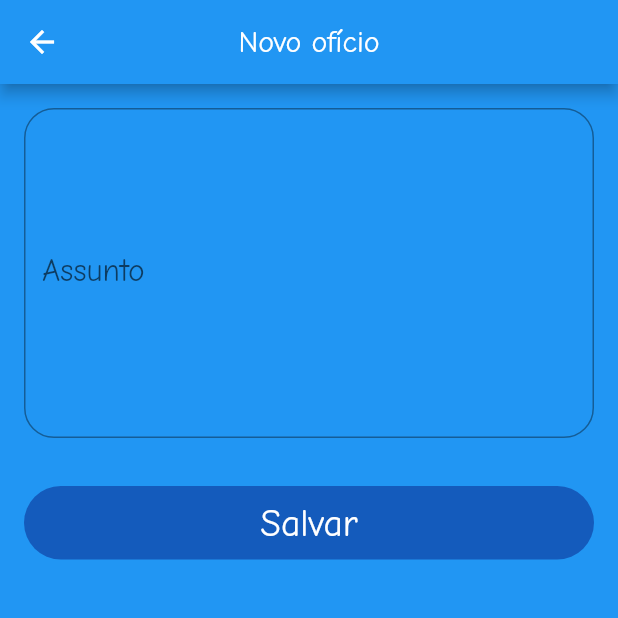
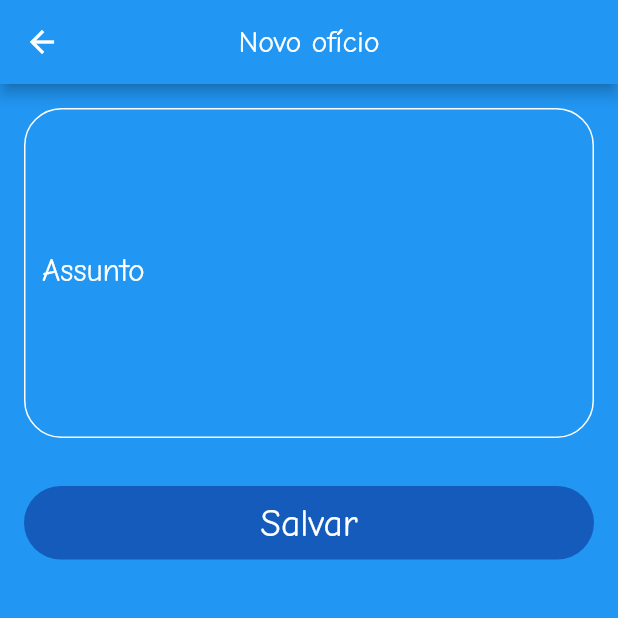
Before and after one commit to DamiaoCanndido/notices_app, a Flutter app: the NoticeCreate screen opened directly, on a phone screen of 412 x 824 dp, the top half of it. Run offline on Flutter 3.47's test engine with Material 2 defaults, Android fonts, the phone set to English and light mode, and no system bars; our stand-ins replace dio, flutter_datetime_picker, flutter_mobx, mobx; generated files the repository leaves out were written again; network calls fail; statements that could not run were skipped.

Commit message:
Custom textformfield

```diff
--- a/lib/common/app_text_field/app_text_field.dart
+++ b/lib/common/app_text_field/app_text_field.dart
@@ -34,9 +34,9 @@ class AppTextField extends StatelessWidget {
   @override
   Widget build(BuildContext context) {
     return TextFormField(
+      cursorColor: Colors.white,
       keyboardType: keyboardType,
       maxLines: 10,
-
       obscureText: password,
       textAlign: textAlign,
       style: style,
@@ -45,14 +45,35 @@ class AppTextField extends StatelessWidget {
       inputFormatters: inputFormatters,
       controller: controller,
       decoration: InputDecoration(
+        hintStyle: TextStyle(color: Colors.white),
         labelText: label,
         errorText: errorText,
         prefixIcon: prefix,
         suffixIcon: suffix,
         labelStyle: TextStyle(
           fontSize: 21,
+          color: Colors.white,
         ),
-          border: OutlineInputBorder(borderRadius: BorderRadius.circular(20))),
+        border: OutlineInputBorder(
+          borderRadius: BorderRadius.circular(20),
+          borderSide: BorderSide(
+            color: Colors.white,
+          ),
+        ),
+        focusedBorder: OutlineInputBorder(
+          borderRadius: BorderRadius.circular(25.0),
+          borderSide: BorderSide(
+            color: Colors.white,
+            width: 2.0,
+          ),
+        ),
+        enabledBorder: OutlineInputBorder(
+          borderRadius: BorderRadius.circular(25.0),
+          borderSide: BorderSide(
+            color: Colors.white,
+          ),
+        ),
+      ),
       enabled: enabled, // Modificar
       onChanged: onChanged,
     );
--- a/lib/screens/notices/notice_create.dart
+++ b/lib/screens/notices/notice_create.dart
@@ -60,6 +60,7 @@ class _NoticeCreateState extends State<NoticeCreate> {
                 Observer(builder: (_) {
                   return AppTextField(
                     textAlign: TextAlign.start,
+                    style: TextStyle(color: Colors.white),
                     label: "Assunto",
                     controller: tSubjects,
                     errorText: _noticeStore.errorSubjects,
@@ -86,7 +87,7 @@ class _NoticeCreateState extends State<NoticeCreate> {
                               style:
                                   TextStyle(fontSize: 25, color: Colors.white),
                             ),
-                      color: Theme.of(context).primaryColor,
+                      color: Color(0xff000066),
                       disabledColor: Color.fromARGB(100, 0, 0, 102),
                       onPressed: widget.notice != null
                           ? _noticeStore.subjectPressedEdit
```
Also changed, not shown: lib/screens/notices/notice_screens.dart (+10 -6 lines), lib/screens/notices/widgets/notice_list.dart (+7 -1 lines). Lines whose indentation alone changed are shown as unchanged.
